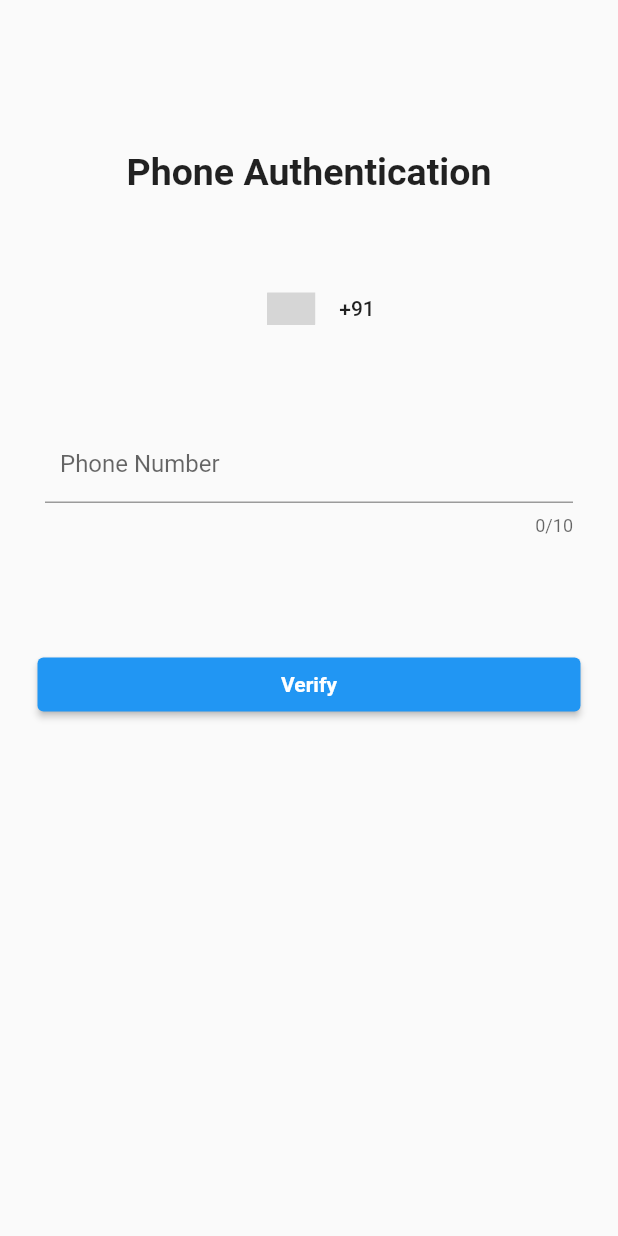
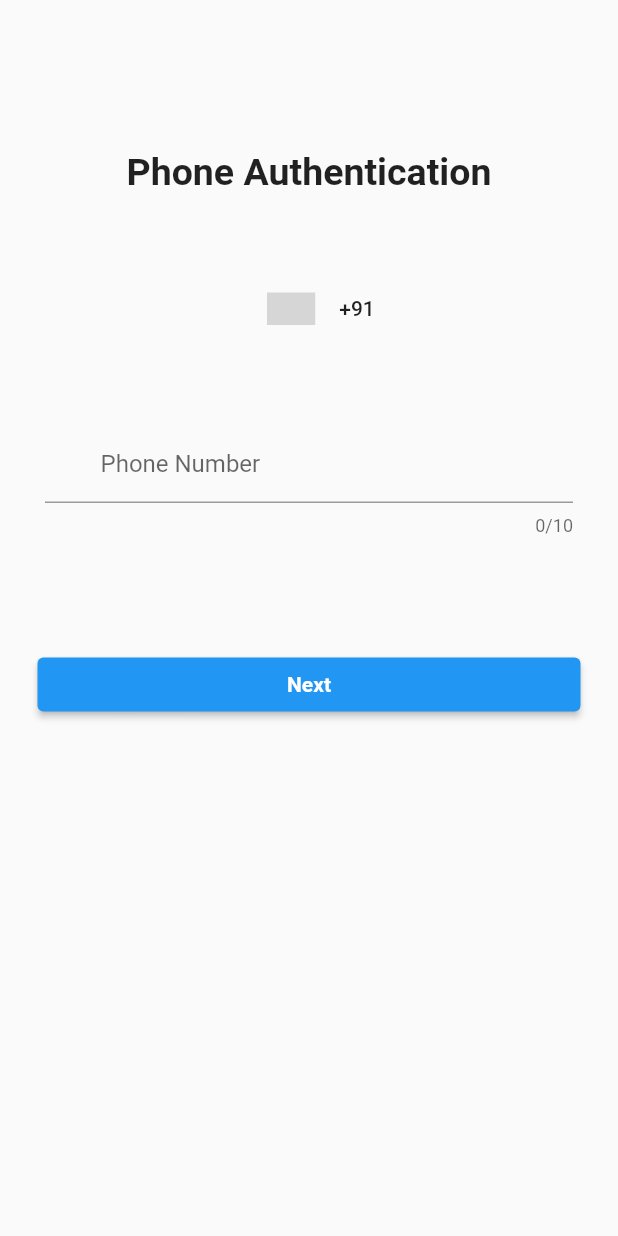
Before and after one commit to AryanKhubchandani/chatport, a Flutter app: the screen it shows after launch, on a phone screen of 412 x 824 dp. Run offline on Flutter 3.47's test engine with Material 2 defaults, Android fonts, the phone set to English and light mode, and no system bars; drawn by our look-alikes of country_code_picker; our stand-ins replace firebase_auth, firebase_core, pinput; accounts and stored records are empty; grey boxes are pictures that could not be loaded.

Commit message:
fix: update login page

```diff
--- a/lib/screens/loginpage.dart
+++ b/lib/screens/loginpage.dart
@@ -1,6 +1,7 @@
 import 'package:flutter/material.dart';
+import 'package:country_code_picker/country_code_picker.dart';
 
-import 'package:country_code_picker/country_code_picker.dart';
+import 'package:chatport/screens/otppage.dart';
 
 class LoginPage extends StatefulWidget {
   const LoginPage({Key? key}) : super(key: key);
@@ -10,7 +11,7 @@ class LoginPage extends StatefulWidget {
 }
 
 class _LoginPageState extends State<LoginPage> {
-  String dialDigits = "";
+  String countryCode = "+91";
   final TextEditingController _controller = TextEditingController();
 
   @override
@@ -39,7 +40,7 @@ class _LoginPageState extends State<LoginPage> {
             CountryCodePicker(
               onChanged: (country) {
                 setState(() {
-                  dialDigits = country.dialCode!;
+                  countryCode = country.dialCode!;
                 });
               },
               initialSelection: "IN",
@@ -56,7 +57,7 @@ class _LoginPageState extends State<LoginPage> {
                     hintText: "Phone Number",
                     prefix: Padding(
                       padding: const EdgeInsets.all(5.0),
-                      child: Text(dialDigits),
+                      child: Text(countryCode),
                     ),
                   ),
                   maxLength: 10,
@@ -70,9 +71,15 @@ class _LoginPageState extends State<LoginPage> {
               margin: const EdgeInsets.all(25.0),
               width: double.infinity,
               child: ElevatedButton(
-                onPressed: () {},
+                onPressed: () {
+                  Navigator.of(context).push(MaterialPageRoute(
+                      builder: (c) => OTPScreen(
+                            phone: _controller.text,
+                            code: countryCode,
+                          )));
+                },
                 child: const Text(
-                  "Verify",
+                  "Next",
                   style: TextStyle(
                       color: Colors.white, fontWeight: FontWeight.bold),
                 ),
```
